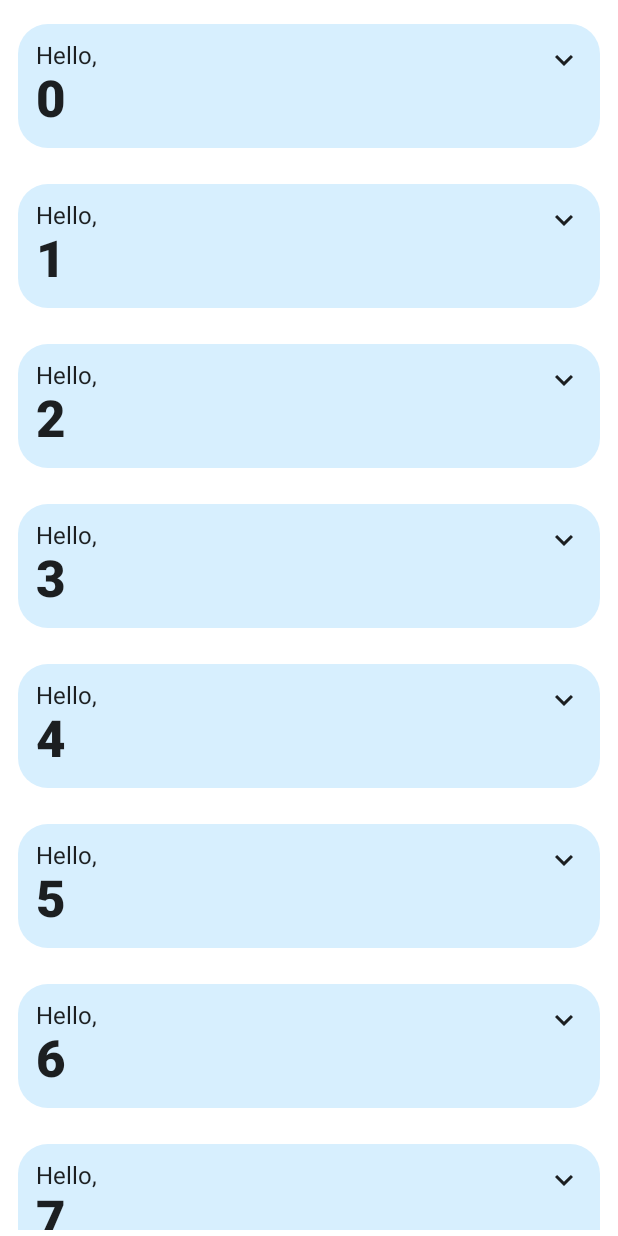
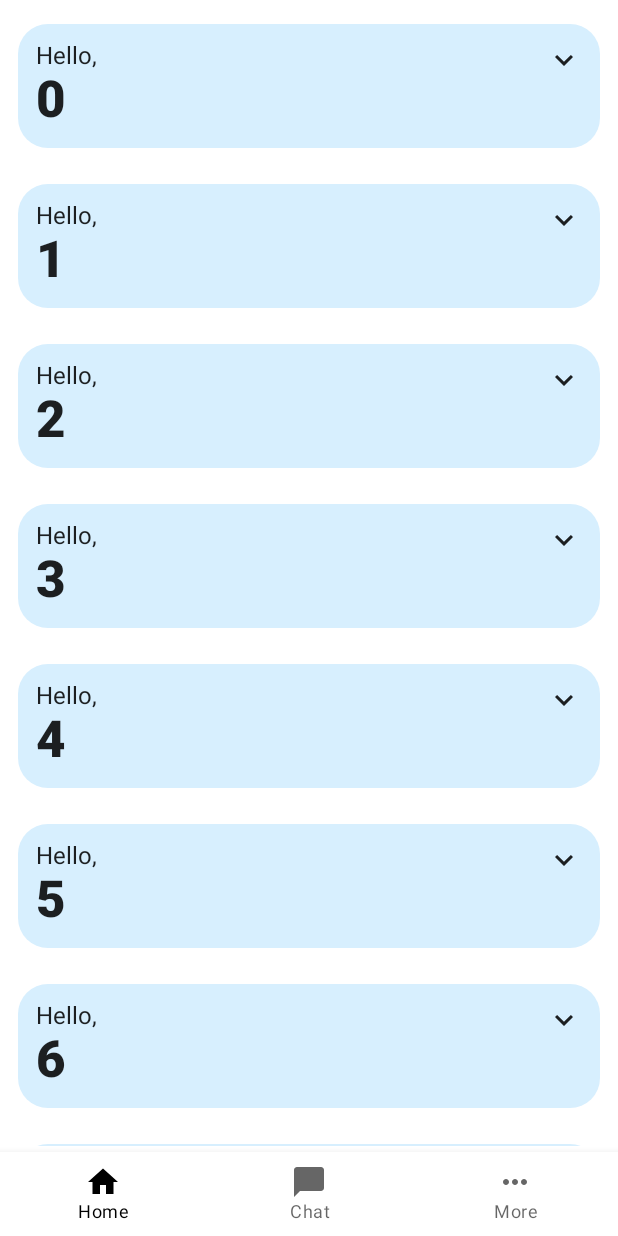
Before and after one commit to DevHyeon0312/DevHyeon_Compose, an Android app built with Jetpack Compose: the screen it shows after launch (DevHyeonActivity), after a tap on "Continue", on a phone screen of 412 x 824 dp. Run offline under Robolectric (Android 15) with nearby library versions, the phone set to English and light mode, and no system bars; our stand-ins replace accompanist.

Commit message:
Add. Bottom Navigation

```diff
--- a/app/src/main/java/com/devhyeon/compose/DevHyeonActivity.kt
+++ b/app/src/main/java/com/devhyeon/compose/DevHyeonActivity.kt
@@ -8,9 +8,9 @@ import androidx.compose.runtime.getValue
 import androidx.compose.runtime.mutableStateOf
 import androidx.compose.runtime.saveable.rememberSaveable
 import androidx.compose.runtime.setValue
-import com.devhyeon.compose.ui.components.SetTransDebugSystemBar
+import com.devhyeon.compose.ui.components.SetDefaultSystemBar
 import com.devhyeon.compose.ui.components.SetTransSystemBar
-import com.devhyeon.compose.ui.screen.home.HomeScreen
+import com.devhyeon.compose.ui.screen.main.MainNavHostScreen
 import com.devhyeon.compose.ui.screen.onboarding.OnboardingScreen
 
 class DevHyeonActivity : ComponentActivity() {
@@ -19,7 +19,8 @@ class DevHyeonActivity : ComponentActivity() {
         setContent {
             DevHyeonContent()
             if (BuildConfig.DEBUG) {
-                SetTransDebugSystemBar(window = window)
+                SetDefaultSystemBar(window = window)
+//                SetTransDebugSystemBar(window = window)
             } else {
                 SetTransSystemBar(window = window)
             }
@@ -38,6 +39,6 @@ fun DevHyeonContent() {
     if (shouldShowOnboarding) {
         OnboardingScreen(onContinueClicked = { shouldShowOnboarding = false })
     } else {
-        HomeScreen()
+        MainNavHostScreen()
     }
 }
--- a/app/src/main/java/com/devhyeon/compose/ui/screen/home/HomeScreen.kt
+++ b/app/src/main/java/com/devhyeon/compose/ui/screen/home/HomeScreen.kt
@@ -5,7 +5,7 @@ import androidx.compose.foundation.lazy.LazyColumn
 import androidx.compose.foundation.lazy.items
 import androidx.compose.material.MaterialTheme
 import androidx.compose.material.Surface
-import androidx.compose.runtime.Composable
+import androidx.compose.runtime.*
 import androidx.compose.ui.Modifier
 import androidx.compose.ui.unit.dp
 import com.devhyeon.compose.ui.components.HomeListItemView
@@ -13,9 +13,10 @@ import com.devhyeon.compose.ui.theme.DevHyeonCompose1Theme
 
 @Composable
 fun HomeScreen() {
+    println("DevHyeon >>>> HomeScreen()")
     DevHyeonCompose1Theme {
         Surface(color = MaterialTheme.colors.background) {
-            val items: List<String> = List(1000) { "$it" }
+            val items: List<String> = List(100) { "$it" }
             LazyColumn(modifier = Modifier.padding(vertical = 4.dp)) {
                 items(items = items) { number ->
                     HomeListItemView(
--- /dev/null
+++ b/app/src/main/java/com/devhyeon/compose/ui/screen/main/MainNavHostScreen.kt
@@ -0,0 +1,80 @@
+package com.devhyeon.compose.ui.screen.main
+
+import androidx.compose.foundation.layout.Box
+import androidx.compose.foundation.layout.padding
+import androidx.compose.material.*
+import androidx.compose.runtime.Composable
+import androidx.compose.runtime.getValue
+import androidx.compose.runtime.mutableStateOf
+import androidx.compose.runtime.saveable.rememberSaveable
+import androidx.compose.runtime.setValue
+import androidx.compose.ui.Modifier
+import androidx.compose.ui.res.painterResource
+import com.devhyeon.compose.R
+import com.devhyeon.compose.ui.screen.home.HomeScreen
+import com.devhyeon.compose.ui.theme.navigationBackGroundColor
+import com.devhyeon.compose.ui.theme.navigationContentColor
+
+@Composable
+fun MainNavHostScreen() {
+    val allScreens = MainNav.values()
+    var currentScreen by rememberSaveable { mutableStateOf(MainNav.HomeView) }
+    Scaffold(
+        bottomBar = {
+            BottomNavigation(
+                backgroundColor = navigationBackGroundColor(),
+                contentColor = navigationContentColor()
+            ) {
+                allScreens.forEach {
+                    BottomNavigationItem(
+                        icon = { Icon(painter = painterResource(id = it.imageResId), contentDescription = it.imageDescription) },
+                        label = { Text(text = it.text) },
+                        selected = it == currentScreen,
+                        onClick = {
+                            currentScreen = it
+                        }
+                    )
+                }
+            }
+        }
+    ) { innerPadding ->
+        Box(modifier = Modifier.padding(innerPadding)) {
+            currentScreen.Content(
+                onScreenChange = { screen ->
+                    currentScreen = MainNav.valueOf(screen)
+                }
+            )
+        }
+    }
+}
+
+enum class MainNav(
+    val imageResId: Int,
+    val imageDescription: String,
+    val text: String,
+    val body: @Composable ((String) -> Unit) -> Unit
+) {
+    HomeView(
+        imageResId = R.drawable.icon_home,
+        imageDescription = "HomeIcon",
+        text = "Home",
+        body = { HomeScreen() }
+    ),
+    ChatView(
+        imageResId = R.drawable.icon_chat,
+        imageDescription = "ChatIcon",
+        text = "Chat",
+        body = {  }
+    ),
+    MoreView(
+        imageResId = R.drawable.icon_more,
+        imageDescription = "MoreIcon",
+        text = "More",
+        body = {  }
+    );
+
+    @Composable
+    fun Content(onScreenChange: (String) -> Unit) {
+        body(onScreenChange)
+    }
+}
--- a/app/src/main/java/com/devhyeon/compose/ui/theme/Color.kt
+++ b/app/src/main/java/com/devhyeon/compose/ui/theme/Color.kt
@@ -1,5 +1,7 @@
 package com.devhyeon.compose.ui.theme
 
+import androidx.compose.foundation.isSystemInDarkTheme
+import androidx.compose.runtime.Composable
 import androidx.compose.ui.graphics.Color
 
 val Purple200 = Color(0xFFBB86FC)
@@ -10,3 +12,8 @@ val Navy = Color(0xFF073042)
 val Blue = Color(0xFF4285F4)
 val LightBlue = Color(0xFFD7EFFE)
 val Chartreuse = Color(0xFFEFF7CF)
+
+@Composable
+fun navigationBackGroundColor(): Color = if (isSystemInDarkTheme()) Color.Black else Color.White
+@Composable
+fun navigationContentColor(): Color = if (isSystemInDarkTheme()) Color.White else Color.Black
--- /dev/null
+++ b/app/src/main/res/drawable/icon_chat.xml
@@ -0,0 +1,10 @@
+<vector xmlns:android="http://schemas.android.com/apk/res/android"
+    android:width="24dp"
+    android:height="24dp"
+    android:viewportWidth="24"
+    android:viewportHeight="24"
+    android:tint="?attr/colorControlNormal">
+  <path
+      android:fillColor="@android:color/white"
+      android:pathData="M20,2H4c-1.1,0 -2,0.9 -2,2v18l4,-4h14c1.1,0 2,-0.9 2,-2V4c0,-1.1 -0.9,-2 -2,-2z"/>
+</vector>
--- /dev/null
+++ b/app/src/main/res/drawable/icon_home.xml
@@ -0,0 +1,10 @@
+<vector xmlns:android="http://schemas.android.com/apk/res/android"
+    android:width="24dp"
+    android:height="24dp"
+    android:viewportWidth="24"
+    android:viewportHeight="24"
+    android:tint="?attr/colorControlNormal">
+  <path
+      android:fillColor="@android:color/white"
+      android:pathData="M10,20v-6h4v6h5v-8h3L12,3 2,12h3v8z"/>
+</vector>
--- /dev/null
+++ b/app/src/main/res/drawable/icon_more.xml
@@ -0,0 +1,10 @@
+<vector xmlns:android="http://schemas.android.com/apk/res/android"
+    android:width="24dp"
+    android:height="24dp"
+    android:viewportWidth="24"
+    android:viewportHeight="24"
+    android:tint="?attr/colorControlNormal">
+  <path
+      android:fillColor="@android:color/white"
+      android:pathData="M6,10c-1.1,0 -2,0.9 -2,2s0.9,2 2,2 2,-0.9 2,-2 -0.9,-2 -2,-2zM18,10c-1.1,0 -2,0.9 -2,2s0.9,2 2,2 2,-0.9 2,-2 -0.9,-2 -2,-2zM12,10c-1.1,0 -2,0.9 -2,2s0.9,2 2,2 2,-0.9 2,-2 -0.9,-2 -2,-2z"/>
+</vector>
```
